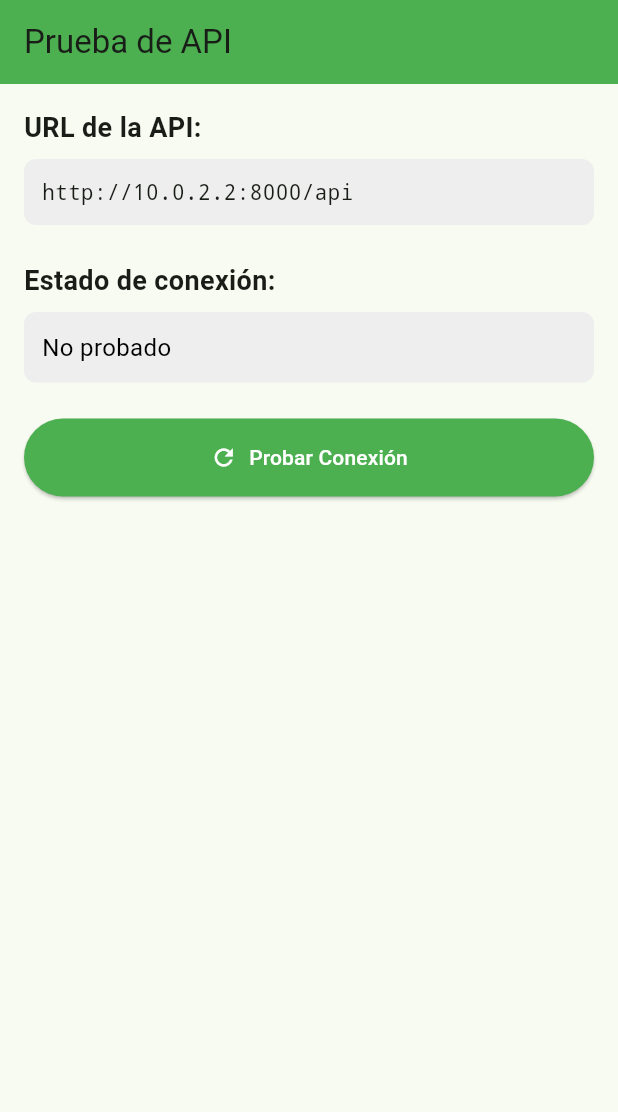
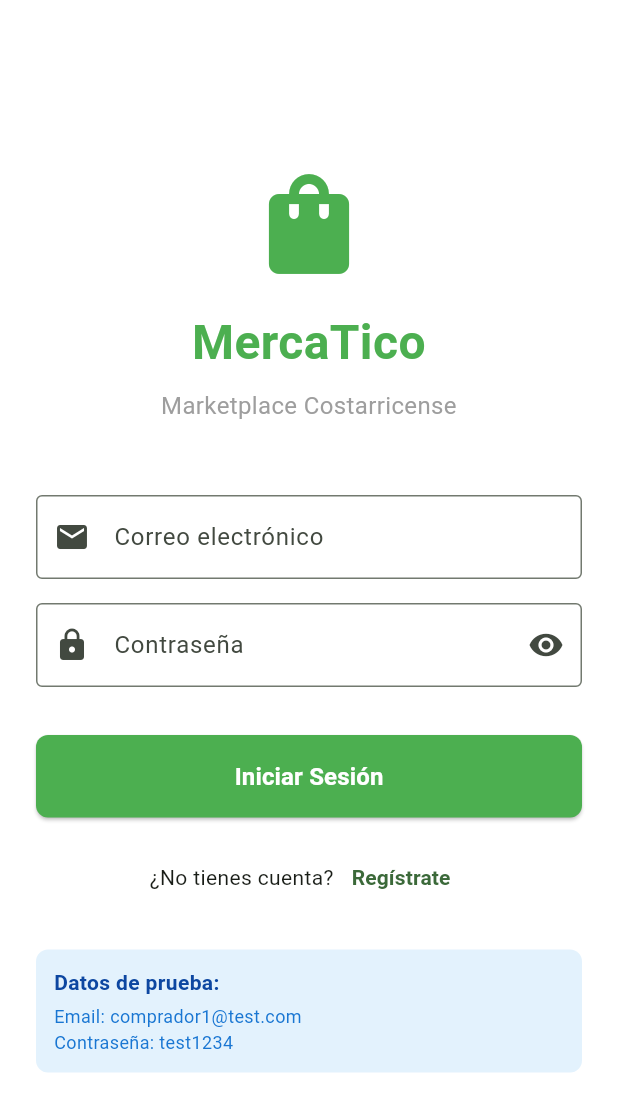
Before and after one commit to fonckchain/mercatico, a Flutter app: the screen it shows after launch, on a phone screen of 412 x 824 dp. Shown: the top 1112 px of the screen. Run offline on Flutter 3.47's test engine with Material 3 defaults, Android fonts, the phone set to English and light mode, and no system bars; our stand-ins replace dio, shared_preferences.

Commit message:
feat: Implementar sistema de autenticación con Login
- Crear AuthService para manejar login, logout y tokens
- Implementar LoginScreen con validación de formularios
- Crear HomeScreen simple para después del login
- Actualizar main.dart con rutas y navegación
- Integrar SharedPreferences para persistencia de sesión
- Agregar datos de prueba en pantalla de login

Credenciales de prueba:
- Email: comprador1@test.com
- Password: test1234

```diff
--- a/frontend/mercatico_app/lib/main.dart
+++ b/frontend/mercatico_app/lib/main.dart
@@ -1,12 +1,23 @@
 import 'package:flutter/material.dart';
 import 'screens/api_test_screen.dart';
+import 'screens/auth/login_screen.dart';
+import 'screens/home_screen.dart';
+import 'core/services/auth_service.dart';
 
-void main() {
-  runApp(const MyApp());
+void main() async {
+  WidgetsFlutterBinding.ensureInitialized();
+
+  // Inicializar servicio de autenticación
+  final authService = AuthService();
+  await authService.initialize();
+
+  runApp(MyApp(authService: authService));
 }
 
 class MyApp extends StatelessWidget {
-  const MyApp({super.key});
+  final AuthService authService;
+
+  const MyApp({super.key, required this.authService});
 
   @override
   Widget build(BuildContext context) {
@@ -16,7 +27,12 @@ class MyApp extends StatelessWidget {
         colorScheme: ColorScheme.fromSeed(seedColor: Colors.green),
         useMaterial3: true,
       ),
-      home: const ApiTestScreen(),
+      initialRoute: '/login',
+      routes: {
+        '/login': (context) => const LoginScreen(),
+        '/home': (context) => const HomeScreen(),
+        '/api-test': (context) => const ApiTestScreen(),
+      },
     );
   }
 }
--- /dev/null
+++ b/frontend/mercatico_app/lib/screens/auth/login_screen.dart
@@ -0,0 +1,274 @@
+import 'package:flutter/material.dart';
+import '../../core/services/auth_service.dart';
+
+class LoginScreen extends StatefulWidget {
+  const LoginScreen({super.key});
+
+  @override
+  State<LoginScreen> createState() => _LoginScreenState();
+}
+
+class _LoginScreenState extends State<LoginScreen> {
+  final _formKey = GlobalKey<FormState>();
+  final _emailController = TextEditingController();
+  final _passwordController = TextEditingController();
+  final _authService = AuthService();
+
+  bool _isLoading = false;
+  bool _obscurePassword = true;
+  String? _errorMessage;
+
+  @override
+  void dispose() {
+    _emailController.dispose();
+    _passwordController.dispose();
+    super.dispose();
+  }
+
+  Future<void> _handleLogin() async {
+    if (!_formKey.currentState!.validate()) {
+      return;
+    }
+
+    setState(() {
+      _isLoading = true;
+      _errorMessage = null;
+    });
+
+    final result = await _authService.login(
+      _emailController.text.trim(),
+      _passwordController.text,
+    );
+
+    setState(() {
+      _isLoading = false;
+    });
+
+    if (result['success'] == true) {
+      // Login exitoso - navegar a la pantalla principal
+      if (mounted) {
+        Navigator.of(context).pushReplacementNamed('/home');
+      }
+    } else {
+      setState(() {
+        _errorMessage = result['error'] ?? 'Error al iniciar sesión';
+      });
+    }
+  }
+
+  @override
+  Widget build(BuildContext context) {
+    return Scaffold(
+      backgroundColor: Colors.white,
+      body: SafeArea(
+        child: Center(
+          child: SingleChildScrollView(
+            padding: const EdgeInsets.all(24.0),
+            child: Form(
+              key: _formKey,
+              child: Column(
+                mainAxisAlignment: MainAxisAlignment.center,
+                crossAxisAlignment: CrossAxisAlignment.stretch,
+                children: [
+                  // Logo o título
+                  const Icon(
+                    Icons.shopping_bag,
+                    size: 80,
+                    color: Colors.green,
+                  ),
+                  const SizedBox(height: 16),
+                  const Text(
+                    'MercaTico',
+                    textAlign: TextAlign.center,
+                    style: TextStyle(
+                      fontSize: 32,
+                      fontWeight: FontWeight.bold,
+                      color: Colors.green,
+                    ),
+                  ),
+                  const SizedBox(height: 8),
+                  const Text(
+                    'Marketplace Costarricense',
+                    textAlign: TextAlign.center,
+                    style: TextStyle(
+                      fontSize: 16,
+                      color: Colors.grey,
+                    ),
+                  ),
+                  const SizedBox(height: 48),
+
+                  // Campo de email
+                  TextFormField(
+                    controller: _emailController,
+                    keyboardType: TextInputType.emailAddress,
+                    decoration: const InputDecoration(
+                      labelText: 'Correo electrónico',
+                      prefixIcon: Icon(Icons.email),
+                      border: OutlineInputBorder(),
+                    ),
+                    validator: (value) {
+                      if (value == null || value.isEmpty) {
+                        return 'Por favor ingresa tu correo';
+                      }
+                      if (!value.contains('@')) {
+                        return 'Por favor ingresa un correo válido';
+                      }
+                      return null;
+                    },
+                  ),
+                  const SizedBox(height: 16),
+
+                  // Campo de contraseña
+                  TextFormField(
+                    controller: _passwordController,
+                    obscureText: _obscurePassword,
+                    decoration: InputDecoration(
+                      labelText: 'Contraseña',
+                      prefixIcon: const Icon(Icons.lock),
+                      border: const OutlineInputBorder(),
+                      suffixIcon: IconButton(
+                        icon: Icon(
+                          _obscurePassword
+                              ? Icons.visibility
+                              : Icons.visibility_off,
+                        ),
+                        onPressed: () {
+                          setState(() {
+                            _obscurePassword = !_obscurePassword;
+                          });
+                        },
+                      ),
+                    ),
+                    validator: (value) {
+                      if (value == null || value.isEmpty) {
+                        return 'Por favor ingresa tu contraseña';
+                      }
+                      if (value.length < 6) {
+                        return 'La contraseña debe tener al menos 6 caracteres';
+                      }
+                      return null;
+                    },
+                  ),
+                  const SizedBox(height: 8),
+
+                  // Mensaje de error
+                  if (_errorMessage != null)
+                    Container(
+                      padding: const EdgeInsets.all(12),
+                      margin: const EdgeInsets.only(bottom: 16),
+                      decoration: BoxDecoration(
+                        color: Colors.red[50],
+                        borderRadius: BorderRadius.circular(8),
+                        border: Border.all(color: Colors.red[200]!),
+                      ),
+                      child: Row(
+                        children: [
+                          Icon(Icons.error_outline, color: Colors.red[700]),
+                          const SizedBox(width: 8),
+                          Expanded(
+                            child: Text(
+                              _errorMessage!,
+                              style: TextStyle(color: Colors.red[700]),
+                            ),
+                          ),
+                        ],
+                      ),
+                    ),
+
+                  const SizedBox(height: 24),
+
+                  // Botón de login
+                  ElevatedButton(
+                    onPressed: _isLoading ? null : _handleLogin,
+                    style: ElevatedButton.styleFrom(
+                      backgroundColor: Colors.green,
+                      foregroundColor: Colors.white,
+                      padding: const EdgeInsets.symmetric(vertical: 16),
+                      shape: RoundedRectangleBorder(
+                        borderRadius: BorderRadius.circular(8),
+                      ),
+                    ),
+                    child: _isLoading
+                        ? const SizedBox(
+                            height: 20,
+                            width: 20,
+                            child: CircularProgressIndicator(
+                              strokeWidth: 2,
+                              color: Colors.white,
+                            ),
+                          )
+                        : const Text(
+                            'Iniciar Sesión',
+                            style: TextStyle(
+                              fontSize: 16,
+                              fontWeight: FontWeight.bold,
+                            ),
+                          ),
+                  ),
+
+                  const SizedBox(height: 16),
+
+                  // Link para registrarse
+                  Row(
+                    mainAxisAlignment: MainAxisAlignment.center,
+                    children: [
+                      const Text('¿No tienes cuenta?'),
+                      TextButton(
+                        onPressed: () {
+                          Navigator.of(context).pushNamed('/register');
+                        },
+                        child: const Text(
+                          'Regístrate',
+                          style: TextStyle(
+                            fontWeight: FontWeight.bold,
+                          ),
+                        ),
+                      ),
+                    ],
+                  ),
+
+                  // Datos de prueba (solo para desarrollo)
+                  const SizedBox(height: 24),
+                  Container(
+                    padding: const EdgeInsets.all(12),
+                    decoration: BoxDecoration(
+                      color: Colors.blue[50],
+                      borderRadius: BorderRadius.circular(8),
+                    ),
+                    child: Column(
+                      crossAxisAlignment: CrossAxisAlignment.start,
+                      children: [
+                        Text(
+                          'Datos de prueba:',
+                          style: TextStyle(
+                            fontWeight: FontWeight.bold,
+                            color: Colors.blue[900],
+                          ),
+                        ),
+                        const SizedBox(height: 4),
+                        Text(
+                          'Email: comprador1@test.com',
+                          style: TextStyle(
+                            fontSize: 12,
+                            color: Colors.blue[700],
+                          ),
+                        ),
+                        Text(
+                          'Contraseña: test1234',
+                          style: TextStyle(
+                            fontSize: 12,
+                            color: Colors.blue[700],
+                          ),
+                        ),
+                      ],
+                    ),
+                  ),
+                ],
+              ),
+            ),
+          ),
+        ),
+      ),
+    );
+  }
+}
```
Also changed, not shown: frontend/mercatico_app/lib/core/services/auth_service.dart (added, +133 -0 lines), frontend/mercatico_app/lib/screens/home_screen.dart (added, +72 -0 lines).
